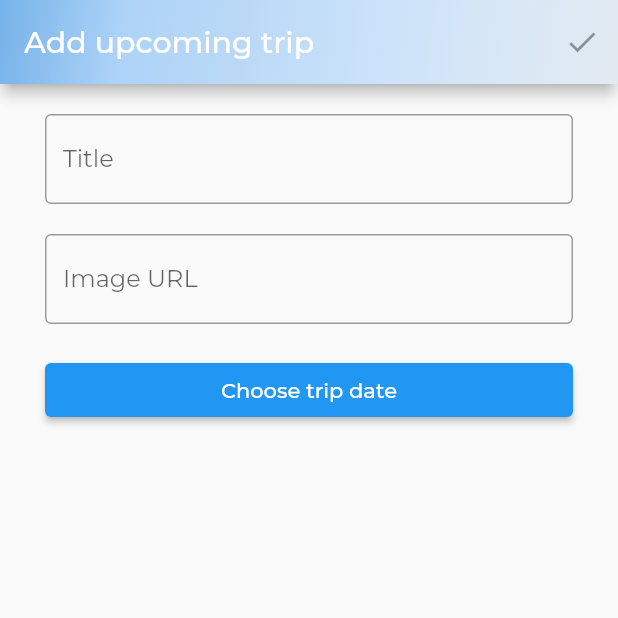
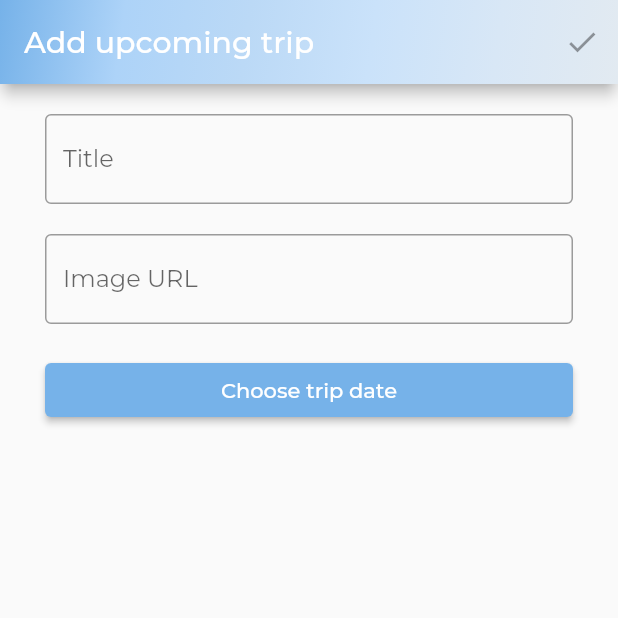
Before and after one commit to dominikawantrych/yourtripplaner, a Flutter app: the screen it shows after launch, item 2 of the bottom bar chosen, after a tap on the "add" icon, on a phone screen of 412 x 824 dp, the top half of it. Run offline on Flutter 3.47's test engine with Material 2 defaults, Android fonts, the phone set to English and light mode, and no system bars; our stand-ins replace bloc, cloud_firestore, dio, firebase_core, flutter_bloc, google_fonts and 1 more; accounts and stored records are empty.

Commit message:
Add fluterfire_ui

```diff
--- a/lib/Features/add/page/add_page.dart
+++ b/lib/Features/add/page/add_page.dart
@@ -47,11 +47,11 @@ class _AddPageState extends State<AddPage> {
                       end: Alignment.bottomRight,
                       colors: <Color>[
                         Color.fromARGB(255, 118, 178, 233),
-                Color.fromARGB(255, 173, 211, 248),
-                Color.fromARGB(255, 187, 217, 246),
-                Color.fromARGB(255, 202, 226, 250),
-                Color.fromARGB(255, 216, 231, 246),
-                Color.fromARGB(255, 226, 234, 241),
+                        Color.fromARGB(255, 173, 211, 248),
+                        Color.fromARGB(255, 187, 217, 246),
+                        Color.fromARGB(255, 202, 226, 250),
+                        Color.fromARGB(255, 216, 231, 246),
+                        Color.fromARGB(255, 226, 234, 241),
                       ],
                     ),
                   ),
@@ -161,8 +161,14 @@ class AddPageBody extends StatelessWidget {
                   const Duration(days: 365 * 10),
                 ),
               );
+
               onDateChanged(selectedDate);
             },
+            style: ButtonStyle(
+              backgroundColor: MaterialStateProperty.all(
+                const Color.fromARGB(255, 118, 178, 233),
+              ),
+            ),
             child: Text(selectedDateFormatted ?? 'Choose trip date'),
           ),
         ]);
--- a/lib/Features/add_wish/add_wish_trip_page.dart
+++ b/lib/Features/add_wish/add_wish_trip_page.dart
@@ -1,6 +1,7 @@
 import 'package:flutter/material.dart';
 import 'package:flutter_bloc/flutter_bloc.dart';
 import 'package:yourtripplaner/Features/add_wish/cubit/add_wish_trip_cubit.dart';
+import 'package:yourtripplaner/repositories/wish_repository.dart';
 
 class AddWishTrip extends StatefulWidget {
   const AddWishTrip({Key? key}) : super(key: key);
@@ -17,7 +18,7 @@ class _AddWishTripState extends State<AddWishTrip> {
   @override
   Widget build(BuildContext context) {
     return BlocProvider(
-      create: (context) => AddWishTripCubit(),
+      create: (context) => AddWishTripCubit(WishRepository()),
       child: BlocBuilder<AddWishTripCubit, AddWishTripState>(
         builder: (context, state) {
           if (state.saved) {
--- a/lib/Features/welcome/welcome_page.dart
+++ b/lib/Features/login/login_page.dart
@@ -3,16 +3,16 @@ import 'package:yourtripplaner/Features/home/page/home_page.dart';
 import 'package:yourtripplaner/Features/weather/pages/weather_page.dart';
 import 'package:yourtripplaner/Features/wish_list/wish_list/wish_list.dart';
 
-class WelcomePage extends StatefulWidget {
-  const WelcomePage({
+class LoginPage extends StatefulWidget {
+  const LoginPage({
     Key? key,
   }) : super(key: key);
 
   @override
-  State<WelcomePage> createState() => _WelcomePageState();
+  State<LoginPage> createState() => _LoginPageState();
 }
 
-class _WelcomePageState extends State<WelcomePage> {
+class _LoginPageState extends State<LoginPage> {
   var currentIndex = 0;
 
   @override
@@ -63,19 +63,31 @@ class _WelcomePageState extends State<WelcomePage> {
         },
         items: const [
           BottomNavigationBarItem(
-            icon: Icon(Icons.home),
-            label: 'Welcome',
+            icon: Icon(
+              Icons.person,
+              color: Color.fromARGB(255, 118, 178, 233),
+            ),
+            label: 'Home',
           ),
           BottomNavigationBarItem(
-            icon: Icon(Icons.travel_explore),
+            icon: Icon(
+              Icons.travel_explore,
+              color: Color.fromARGB(255, 118, 178, 233),
+            ),
             label: 'Trips',
           ),
           BottomNavigationBarItem(
-            icon: Icon(Icons.sunny_snowing),
+            icon: Icon(
+              Icons.sunny_snowing,
+              color: Color.fromARGB(255, 118, 178, 233),
+            ),
             label: 'Weather',
           ),
           BottomNavigationBarItem(
-            icon: Icon(Icons.list_alt),
+            icon: Icon(
+              Icons.favorite,
+              color: Color.fromARGB(255, 118, 178, 233),
+            ),
             label: 'Wish List',
           ),
         ],
--- a/lib/Features/wish_list/cubit/wish_list_cubit.dart
+++ b/lib/Features/wish_list/cubit/wish_list_cubit.dart
@@ -1,7 +1,9 @@
+// ignore_for_file: depend_on_referenced_packages
+
 import 'dart:async';
 
 import 'package:bloc/bloc.dart';
-import 'package:cloud_firestore/cloud_firestore.dart';
+
 import 'package:flutter/material.dart';
 import 'package:meta/meta.dart';
 import 'package:yourtripplaner/Features/models/wish_model.dart';
--- a/lib/main.dart
+++ b/lib/main.dart
@@ -1,7 +1,7 @@
 import 'package:firebase_core/firebase_core.dart';
 import 'package:google_fonts/google_fonts.dart';
+import 'package:yourtripplaner/Features/login/login_page.dart';
 
-import 'package:yourtripplaner/Features/welcome/welcome_page.dart';
 import 'firebase_options.dart';
 import 'package:flutter/material.dart';
 
@@ -24,7 +24,7 @@ class MyApp extends StatelessWidget {
         textTheme: GoogleFonts.montserratTextTheme(),
 
       ),
-      home: const WelcomePage(),
+      home: const LoginPage(),
     );
   }
 }
--- a/lib/repositories/wish_repository.dart
+++ b/lib/repositories/wish_repository.dart
@@ -1,4 +1,4 @@
-import 'dart:html';
+
 
 import 'package:cloud_firestore/cloud_firestore.dart';
 import 'package:yourtripplaner/Features/models/wish_model.dart';
--- a/pubspec.yaml
+++ b/pubspec.yaml
@@ -45,6 +45,7 @@ dependencies:
   ionicons: ^0.2.1
 
   flutter_svg: ^0.22.0
+  flutterfire_ui: ^0.2.0+2
 
 
 dev_dependencies:
```
Also changed, not shown: lib/Features/add_wish/cubit/add_wish_trip_cubit.dart (+13 -4 lines), lib/Features/details/pages/details_page.dart (+6 -9 lines), lib/Features/weather/pages/weather_page.dart (+9 -12 lines), pubspec.lock, 5 other files. Lines whose indentation alone changed are shown as unchanged.
